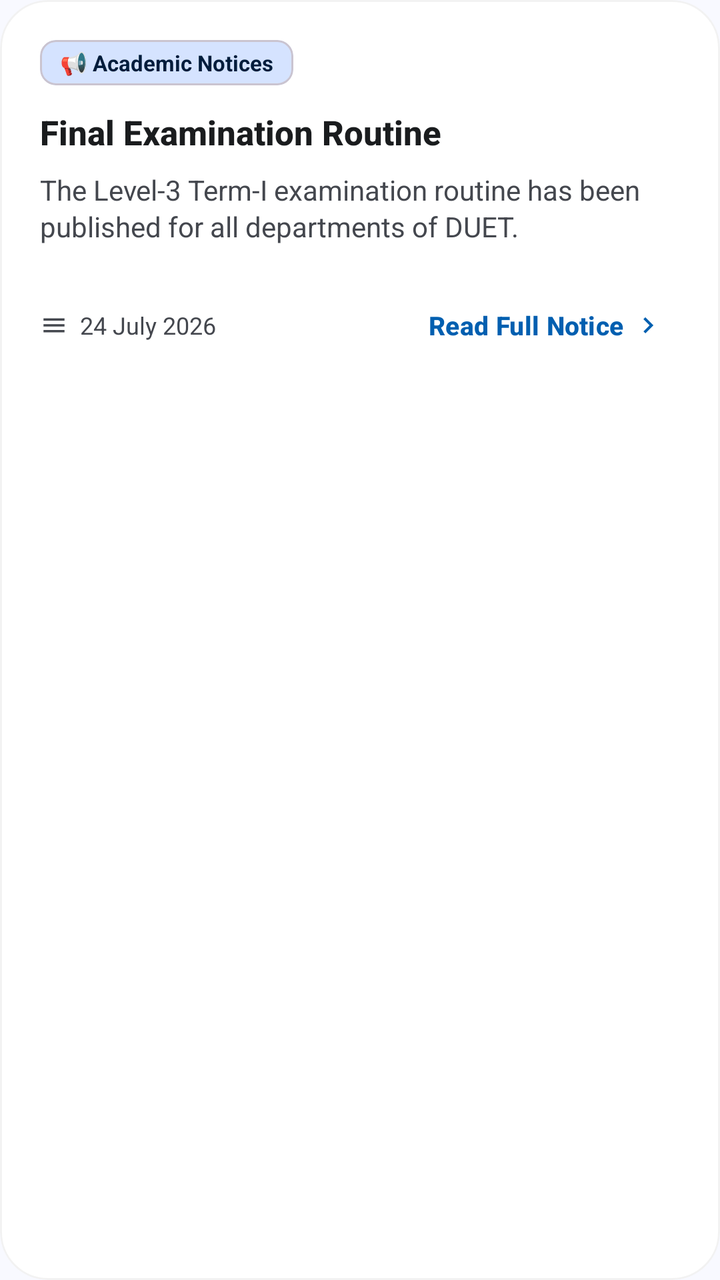
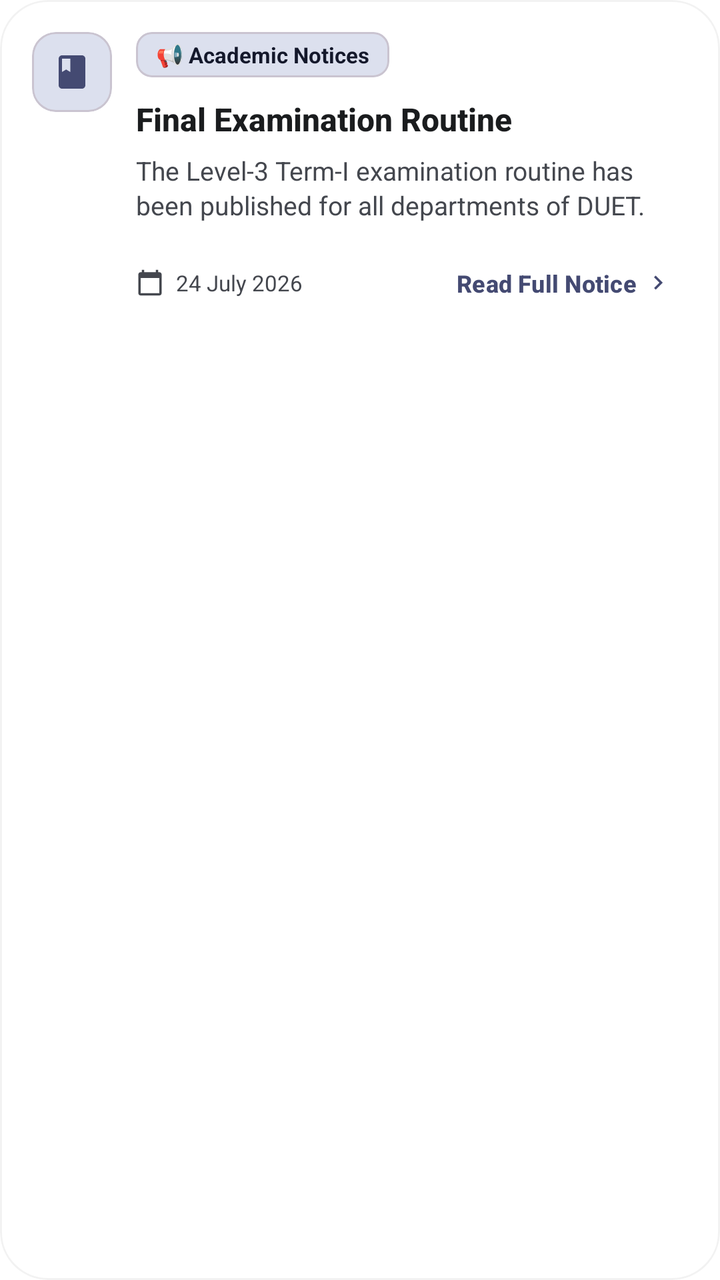

The first picture is an Android layout as it rendered before a commit; the second is the same layout after the commit. The layout source and the unified diff follow.
<!-- AndroidManifest.xml: application theme Theme.MyDUET -->
<!-- res/layout/notice_item.xml -->
<?xml version="1.0" encoding="utf-8"?>
<com.google.android.material.card.MaterialCardView xmlns:android="http://schemas.android.com/apk/res/android"
    xmlns:app="http://schemas.android.com/apk/res-auto"
    xmlns:tools="http://schemas.android.com/tools"
    android:layout_width="match_parent"
    android:layout_height="wrap_content"
    android:layout_marginHorizontal="16dp"
    android:layout_marginVertical="8dp"
    app:cardCornerRadius="24dp"
    app:cardElevation="0dp"
    app:strokeWidth="1dp"
    app:strokeColor="#0D000000"
    app:cardBackgroundColor="?attr/colorSurface"
    tools:context=".NoticeActivity">

    <LinearLayout
        android:layout_width="match_parent"
        android:layout_height="wrap_content"
        android:orientation="vertical"
        android:padding="20dp">

        <com.google.android.material.card.MaterialCardView
            android:layout_width="wrap_content"
            android:layout_height="wrap_content"
            app:cardCornerRadius="8dp"
            app:cardElevation="0dp"
            app:cardBackgroundColor="?attr/colorPrimaryContainer">
            <TextView
                android:id="@+id/tvCategory"
                android:layout_width="wrap_content"
                android:layout_height="wrap_content"
                android:paddingHorizontal="10dp"
                android:paddingVertical="4dp"
                android:text="@string/notice_placeholder_category"
                android:textColor="?attr/colorOnPrimaryContainer"
                android:textSize="11sp"
                android:textStyle="bold" />
        </com.google.android.material.card.MaterialCardView>

        <TextView
            android:id="@+id/tvTitle"
            android:layout_width="match_parent"
            android:layout_height="wrap_content"
            android:layout_marginTop="12dp"
            android:text="@string/notice_placeholder_title"
            android:textColor="?attr/colorOnSurface"
            android:textSize="17sp"
            android:textStyle="bold"
            android:fontFamily="sans-serif-medium" />

        <TextView
            android:id="@+id/tvDescription"
            android:layout_width="match_parent"
            android:layout_height="wrap_content"
            android:layout_marginTop="8dp"
            android:ellipsize="end"
            android:maxLines="2"
            android:text="@string/notice_placeholder_description"
            android:textColor="?attr/colorOnSurfaceVariant"
            android:textSize="14sp"
            android:lineSpacingExtra="2dp" />

        <LinearLayout
            android:layout_width="match_parent"
            android:layout_height="wrap_content"
            android:layout_marginTop="16dp"
            android:gravity="center_vertical"
            android:orientation="horizontal">

            <ImageView
                android:layout_width="14dp"
                android:layout_height="14dp"
                android:src="@drawable/ic_menu"
                app:tint="?attr/colorOnSurfaceVariant"
                android:contentDescription="@null" />

            <TextView
                android:id="@+id/tvDate"
                android:layout_width="0dp"
                android:layout_height="wrap_content"
                android:layout_marginStart="6dp"
                android:layout_weight="1"
                android:text="@string/notice_placeholder_date"
                android:textColor="?attr/colorOnSurfaceVariant"
                android:textSize="12sp" />

            <com.google.android.material.button.MaterialButton
                android:id="@+id/btnReadMore"
                style="@style/Widget.Material3.Button.TextButton"
                android:layout_width="wrap_content"
                android:layout_height="wrap_content"
                android:minHeight="48dp"
                android:paddingHorizontal="8dp"
                android:text="@string/notice_read_full"
                android:textAllCaps="false"
                android:textColor="@color/primary"
                android:textSize="13sp"
                android:textStyle="bold"
                app:icon="@drawable/ic_arrow_right"
                app:iconGravity="textEnd"
                app:iconSize="16dp"
                app:iconPadding="4dp" />
        </LinearLayout>
    </LinearLayout>
</com.google.android.material.card.MaterialCardView>
<!-- resources referenced by this layout -->
<resources>
  <color name="primary">#005FB0</color>
  <!-- drawable ic_menu (drawable) -->
  <vector xmlns:android="http://schemas.android.com/apk/res/android"
      android:width="24dp"
      android:height="24dp"
      android:viewportWidth="24"
      android:viewportHeight="24">
      <path
          android:fillColor="#000000"
          android:pathData="M3,6H21V8H3V6M3,11H21V13H3V11M3,16H21V18H3V16Z" />
  </vector>
  <string name="notice_placeholder_category">📢 Academic Notices</string>
  <string name="notice_placeholder_date">24 July 2026</string>
  <string name="notice_placeholder_description">The Level-3 Term-I examination routine has been published for all departments of DUET.</string>
  <string name="notice_placeholder_title">Final Examination Routine</string>
  <string name="notice_read_full">Read Full Notice</string>
  <style name="Base.Theme.MyDUET" parent="Theme.Material3.DayNight.NoActionBar">
          
          <item name="colorPrimary">@color/md_theme_light_primary</item>
          <item name="colorOnPrimary">@color/md_theme_light_onPrimary</item>
          <item name="colorPrimaryContainer">@color/md_theme_light_primaryContainer</item>
          <item name="colorOnPrimaryContainer">@color/md_theme_light_onPrimaryContainer</item>
  
          <item name="colorSecondary">@color/md_theme_light_secondary</item>
          <item name="colorOnSecondary">@color/md_theme_light_onSecondary</item>
          <item name="colorSecondaryContainer">@color/md_theme_light_secondaryContainer</item>
          <item name="colorOnSecondaryContainer">@color/md_theme_light_onSecondaryContainer</item>
  
          <item name="android:windowBackground">@color/md_theme_light_background</item>
          <item name="colorSurface">@color/md_theme_light_surface</item>
          <item name="colorOnSurface">@color/md_theme_light_onSurface</item>
          <item name="colorSurfaceVariant">@color/md_theme_light_surfaceVariant</item>
          <item name="colorOnSurfaceVariant">@color/md_theme_light_onSurfaceVariant</item>
          <item name="colorOutline">@color/md_theme_light_outline</item>
  
          
          <item name="android:statusBarColor">@color/md_theme_light_background</item>
          <item name="android:windowLightStatusBar">true</item>
  
          
          <item name="textAppearanceHeadlineLarge">@style/TextAppearance.MyDUET.HeadlineLarge</item>
          <item name="textAppearanceTitleLarge">@style/TextAppearance.MyDUET.TitleLarge</item>
          <item name="textAppearanceBodyLarge">@style/TextAppearance.MyDUET.BodyLarge</item>
      </style>
  <color name="md_theme_light_primary">#005FB0</color>
  <color name="md_theme_light_onPrimary">#FFFFFF</color>
  <color name="md_theme_light_primaryContainer">#D5E3FF</color>
  <color name="md_theme_light_onPrimaryContainer">#001C3B</color>
  <color name="md_theme_light_secondary">#565E71</color>
  <color name="md_theme_light_onSecondary">#FFFFFF</color>
  <color name="md_theme_light_secondaryContainer">#DAE2F9</color>
  <color name="md_theme_light_onSecondaryContainer">#131C2C</color>
  <color name="md_theme_light_background">#F8F9FF</color>
  <color name="md_theme_light_surface">#FFFFFF</color>
  <color name="md_theme_light_onSurface">#1A1C1E</color>
  <color name="md_theme_light_surfaceVariant">#E0E2EC</color>
  <color name="md_theme_light_onSurfaceVariant">#44474E</color>
  <color name="md_theme_light_outline">#74777F</color>
  <!-- unchanged entries left out for length: 6 -->
</resources>

<!-- the commit's change to res/layout/notice_item.xml (unified diff, before → after) -->
@@ -16,90 +16,141 @@
     <LinearLayout
         android:layout_width="match_parent"
         android:layout_height="wrap_content"
-        android:orientation="vertical"
-        android:padding="20dp">
+        android:orientation="horizontal"
+        android:padding="16dp"
+        android:gravity="top">
 
         <com.google.android.material.card.MaterialCardView
-            android:layout_width="wrap_content"
-            android:layout_height="wrap_content"
-            app:cardCornerRadius="8dp"
+            android:layout_width="40dp"
+            android:layout_height="40dp"
+            android:layout_marginEnd="12dp"
+            app:cardCornerRadius="12dp"
             app:cardElevation="0dp"
-            app:cardBackgroundColor="?attr/colorPrimaryContainer">
-            <TextView
-                android:id="@+id/tvCategory"
-                android:layout_width="wrap_content"
-                android:layout_height="wrap_content"
-                android:paddingHorizontal="10dp"
-                android:paddingVertical="4dp"
-                android:text="@string/notice_placeholder_category"
-                android:textColor="?attr/colorOnPrimaryContainer"
-                android:textSize="11sp"
-                android:textStyle="bold" />
+            app:cardBackgroundColor="@color/md_theme_light_primaryContainer">
+            <ImageView
+                android:layout_width="20dp"
+                android:layout_height="20dp"
+                android:layout_gravity="center"
+                android:src="@drawable/ic_book"
+                app:tint="@color/primary"
+                android:contentDescription="@null" />
         </com.google.android.material.card.MaterialCardView>
 
-        <TextView
-            android:id="@+id/tvTitle"
-            android:layout_width="match_parent"
+        <LinearLayout
+            android:layout_width="0dp"
             android:layout_height="wrap_content"
-            android:layout_marginTop="12dp"
-            android:text="@string/notice_placeholder_title"
-            android:textColor="?attr/colorOnSurface"
-            android:textSize="17sp"
-            android:textStyle="bold"
-            android:fontFamily="sans-serif-medium" />
+            android:layout_weight="1"
+            android:orientation="vertical">
 
-        <TextView
-            android:id="@+id/tvDescription"
-            android:layout_width="match_parent"
-            android:layout_height="wrap_content"
-            android:layout_marginTop="8dp"
-            android:ellipsize="end"
-            android:maxLines="2"
-            android:text="@string/notice_placeholder_description"
-            android:textColor="?attr/colorOnSurfaceVariant"
-            android:textSize="14sp"
-            android:lineSpacingExtra="2dp" />
+            <LinearLayout
+                android:layout_width="match_parent"
+                android:layout_height="wrap_content"
+                android:gravity="center_vertical"
+                android:orientation="horizontal">
 
-        <LinearLayout
-            android:layout_width="match_parent"
-            android:layout_height="wrap_content"
-            android:layout_marginTop="16dp"
-            android:gravity="center_vertical"
-            android:orientation="horizontal">
+                <com.google.android.material.card.MaterialCardView
+                    android:layout_width="wrap_content"
+                    android:layout_height="wrap_content"
+                    app:cardCornerRadius="8dp"
+                    app:cardElevation="0dp"
+                    app:cardBackgroundColor="?attr/colorPrimaryContainer">
+                    <TextView
+                        android:id="@+id/tvCategory"
+                        android:layout_width="wrap_content"
+                        android:layout_height="wrap_content"
+                        android:paddingHorizontal="10dp"
+                        android:paddingVertical="4dp"
+                        android:text="@string/notice_placeholder_category"
+                        android:textColor="?attr/colorOnPrimaryContainer"
+                        android:textSize="11sp"
+                        android:textStyle="bold" />
+                </com.google.android.material.card.MaterialCardView>
 
-            <ImageView
-                android:layout_width="14dp"
-                android:layout_height="14dp"
-                android:src="@drawable/ic_menu"
-                app:tint="?attr/colorOnSurfaceVariant"
-                android:contentDescription="@null" />
+                <com.google.android.material.card.MaterialCardView
+                    android:id="@+id/cardNewBadge"
+                    android:layout_width="wrap_content"
+                    android:layout_height="wrap_content"
+                    android:layout_marginStart="8dp"
+                    app:cardCornerRadius="8dp"
+                    app:cardElevation="0dp"
+                    app:cardBackgroundColor="#D32F2F"
+                    android:visibility="gone">
+                    <TextView
+                        android:layout_width="wrap_content"
+                        android:layout_height="wrap_content"
+                        android:paddingHorizontal="8dp"
+                        android:paddingVertical="4dp"
+                        android:text="NEW"
+                        android:textColor="@color/white"
+                        android:textSize="10sp"
+                        android:textStyle="bold" />
+                </com.google.android.material.card.MaterialCardView>
+            </LinearLayout>
 
             <TextView
-                android:id="@+id/tvDate"
-                android:layout_width="0dp"
+                android:id="@+id/tvTitle"
+                android:layout_width="match_parent"
                 android:layout_height="wrap_content"
-                android:layout_marginStart="6dp"
-                android:layout_weight="1"
-                android:text="@string/notice_placeholder_date"
+                android:layout_marginTop="10dp"
+                android:text="@string/notice_placeholder_title"
+                android:textColor="?attr/colorOnSurface"
+                android:textSize="16sp"
+                android:textStyle="bold"
+                android:fontFamily="sans-serif-medium" />
+
+            <TextView
+                android:id="@+id/tvDescription"
+                android:layout_width="match_parent"
+                android:layout_height="wrap_content"
+                android:layout_marginTop="6dp"
+                android:ellipsize="end"
+                android:maxLines="2"
+                android:text="@string/notice_placeholder_description"
                 android:textColor="?attr/colorOnSurfaceVariant"
-                android:textSize="12sp" />
+                android:textSize="13sp"
+                android:lineSpacingExtra="2dp" />
 
-            <com.google.android.material.button.MaterialButton
-                android:id="@+id/btnReadMore"
-                style="@style/Widget.Material3.Button.TextButton"
-                android:layout_width="wrap_content"
+            <LinearLayout
+                android:layout_width="match_parent"
                 android:layout_height="wrap_content"
-                android:minHeight="48dp"
-                android:paddingHorizontal="8dp"
-                android:text="@string/notice_read_full"
-                android:textAllCaps="false"
-                android:textColor="@color/primary"
-                android:textSize="13sp"
-                android:textStyle="bold"
-                app:icon="@drawable/ic_arrow_right"
-                app:iconGravity="textEnd"
-                app:iconSize="16dp"
-                app:iconPadding="4dp" />
+                android:layout_marginTop="12dp"
+                android:gravity="center_vertical"
+                android:orientation="horizontal">
+
+                <ImageView
+                    android:layout_width="14dp"
+                    android:layout_height="14dp"
+                    android:src="@drawable/ic_calendar_today"
+                    app:tint="?attr/colorOnSurfaceVariant"
+                    android:contentDescription="@null" />
+
+                <TextView
+                    android:id="@+id/tvDate"
+                    android:layout_width="0dp"
+                    android:layout_height="wrap_content"
+                    android:layout_marginStart="6dp"
+                    android:layout_weight="1"
+                    android:text="@string/notice_placeholder_date"
+                    android:textColor="?attr/colorOnSurfaceVariant"
+                    android:textSize="11sp" />
+
+                <com.google.android.material.button.MaterialButton
+                    android:id="@+id/btnReadMore"
+                    style="@style/Widget.Material3.Button.TextButton"
+                    android:layout_width="wrap_content"
+                    android:layout_height="wrap_content"
+                    android:minHeight="36dp"
+                    android:paddingHorizontal="8dp"
+                    android:text="@string/notice_read_full"
+                    android:textAllCaps="false"
+                    android:textColor="@color/primary"
+                    android:textSize="12sp"
+                    android:textStyle="bold"
+                    app:icon="@drawable/ic_arrow_right"
+                    app:iconGravity="textEnd"
+                    app:iconSize="14dp"
+                    app:iconPadding="4dp" />
+            </LinearLayout>
         </LinearLayout>
     </LinearLayout>
 </com.google.android.material.card.MaterialCardView>
<!-- resource entries referenced after the edit -->
@@ -1,7 +1,9 @@
 <!-- resources referenced by this layout -->
 <resources>
-  <color name="primary">#005FB0</color>
-  <!-- drawable ic_menu (drawable) -->
+  <color name="primary">#444A72</color>
+  <color name="white">#FFFFFF</color>
+  <!-- drawable ic_book (drawable) -->
+  <?xml version="1.0" encoding="utf-8"?>
   <vector xmlns:android="http://schemas.android.com/apk/res/android"
       android:width="24dp"
       android:height="24dp"
@@ -9,7 +11,17 @@
       android:viewportHeight="24">
       <path
           android:fillColor="#000000"
-          android:pathData="M3,6H21V8H3V6M3,11H21V13H3V11M3,16H21V18H3V16Z" />
+          android:pathData="M18,2L6,2c-1.1,0 -2,0.9 -2,2v16c0,1.1 0.9,2 2,2h12c1.1,0 2,-0.9 2,-2L20,4c0,-1.1 -0.9,-2 -2,-2zM6,4h5v8l-2.5,-1.5L6,12L6,4z" />
+  </vector>
+  <!-- drawable ic_calendar_today (drawable) -->
+  <vector xmlns:android="http://schemas.android.com/apk/res/android"
+      android:width="24dp"
+      android:height="24dp"
+      android:viewportWidth="24"
+      android:viewportHeight="24">
+      <path
+          android:fillColor="#000000"
+          android:pathData="M20,3h-1L19,1h-2v2L7,3L7,1L5,1v2L4,3c-1.1,0 -2,0.9 -2,2v16c0,1.1 0.9,2 2,2h16c1.1,0 2,-0.9 2,-2L22,5c0,-1.1 -0.9,-2 -2,-2zM20,21L4,21L4,8h16v13z" />
   </vector>
   <string name="notice_placeholder_category">📢 Academic Notices</string>
   <string name="notice_placeholder_date">24 July 2026</string>
@@ -36,26 +48,26 @@
           <item name="colorOutline">@color/md_theme_light_outline</item>
   
           
-          <item name="android:statusBarColor">@color/md_theme_light_background</item>
-          <item name="android:windowLightStatusBar">true</item>
+          <item name="android:statusBarColor">?attr/colorPrimary</item>
+          <item name="android:windowLightStatusBar">false</item>
   
           
           <item name="textAppearanceHeadlineLarge">@style/TextAppearance.MyDUET.HeadlineLarge</item>
           <item name="textAppearanceTitleLarge">@style/TextAppearance.MyDUET.TitleLarge</item>
           <item name="textAppearanceBodyLarge">@style/TextAppearance.MyDUET.BodyLarge</item>
       </style>
-  <color name="md_theme_light_primary">#005FB0</color>
+  <color name="md_theme_light_primary">#444A72</color>
   <color name="md_theme_light_onPrimary">#FFFFFF</color>
-  <color name="md_theme_light_primaryContainer">#D5E3FF</color>
-  <color name="md_theme_light_onPrimaryContainer">#001C3B</color>
-  <color name="md_theme_light_secondary">#565E71</color>
+  <color name="md_theme_light_primaryContainer">#DCE0EE</color>
+  <color name="md_theme_light_onPrimaryContainer">#14182B</color>
+  <color name="md_theme_light_secondary">#088BB3</color>
   <color name="md_theme_light_onSecondary">#FFFFFF</color>
-  <color name="md_theme_light_secondaryContainer">#DAE2F9</color>
-  <color name="md_theme_light_onSecondaryContainer">#131C2C</color>
-  <color name="md_theme_light_background">#F8F9FF</color>
+  <color name="md_theme_light_secondaryContainer">#D7EFF7</color>
+  <color name="md_theme_light_onSecondaryContainer">#00202C</color>
+  <color name="md_theme_light_background">#FFFFFF</color>
   <color name="md_theme_light_surface">#FFFFFF</color>
   <color name="md_theme_light_onSurface">#1A1C1E</color>
-  <color name="md_theme_light_surfaceVariant">#E0E2EC</color>
+  <color name="md_theme_light_surfaceVariant">#E2E4EE</color>
   <color name="md_theme_light_onSurfaceVariant">#44474E</color>
   <color name="md_theme_light_outline">#74777F</color>
   <!-- unchanged entries left out for length: 6 -->
